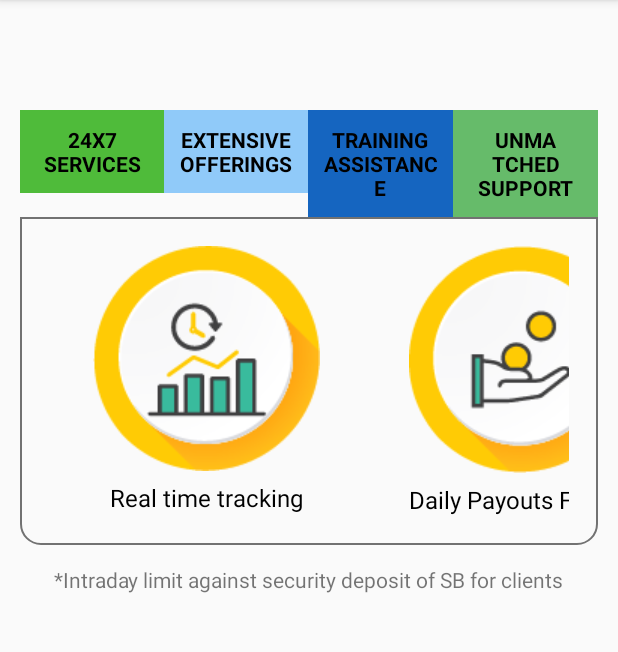
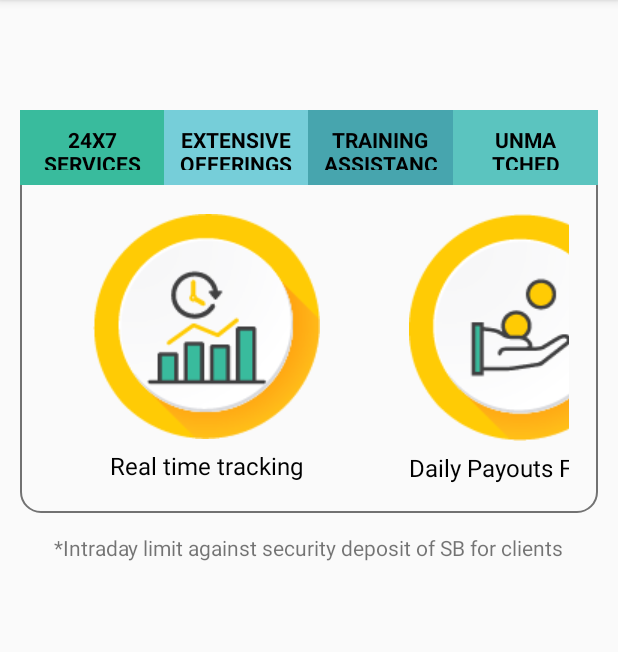
Before and after one commit to vaibhav1601/digiTabB2c, an Android app: the fragment WeGotYourBackFragment shown on its own in the app's theme, on a phone screen of 412 x 824 dp, the part 84-736 px from its top. Run offline under Robolectric (Android 15) with nearby library versions, the phone set to English and light mode, and no system bars; our stand-ins replace sdp/ssp sizes; Roboto replaces fonts that are not available here.

Commit message:
1. Minor UI updates on we got your back slide

```diff
--- a/app/src/main/java/z_aksys/solutions/digiappequitybb/Fragment/WeGotYourBackFragment.java
+++ b/app/src/main/java/z_aksys/solutions/digiappequitybb/Fragment/WeGotYourBackFragment.java
@@ -9,6 +9,7 @@ import android.support.v7.widget.RecyclerView;
 import android.view.LayoutInflater;
 import android.view.View;
 import android.view.ViewGroup;
+import android.widget.ImageView;
 import android.widget.TextView;
 
 import org.w3c.dom.Text;
@@ -24,6 +25,7 @@ import z_aksys.solutions.digiappequitybb.model.WeHaveGotYourBackFeature;
 public class WeGotYourBackFragment extends Fragment implements View.OnClickListener {
 
     private RecyclerView rvFeatureList;
+    private ImageView tabIcon24x7Services, tabIconExtensiveOffering, tabIconTrainingAssistance, tabIconUnmatchedSupport;
     private int mSelectedCategory;
 
     private ArrayList<WeHaveGotYourBackFeature> features;
@@ -78,13 +80,26 @@ public class WeGotYourBackFragment extends Fragment implements View.OnClickListe
         tvTrainingAssistance= view.findViewById(R.id.tb_training_assistance);
         tvUnmatchedSupport= view.findViewById(R.id.tb_unmatched_support);
 
+        tabIcon24x7Services= view.findViewById(R.id.tabIcon_24x7_services);
+        tabIconExtensiveOffering= view.findViewById(R.id.tabIcon_extensive_offerings);
+        tabIconTrainingAssistance= view.findViewById(R.id.tabIcon_training_assistance);
+        tabIconUnmatchedSupport= view.findViewById(R.id.tabIcon_unmatched_support);
+
         tv24x7Services.setOnClickListener(this);
         tvExtensiveOffering.setOnClickListener(this);
         tvTrainingAssistance.setOnClickListener(this);
         tvUnmatchedSupport.setOnClickListener(this);
 
         rvFeatureList= view.findViewById(R.id.rv_feature_list);
-        rvFeatureList.setLayoutManager(new LinearLayoutManager(getActivity(), LinearLayoutManager.HORIZONTAL, false));
+
+        LinearLayoutManager linearLayoutManager = new LinearLayoutManager(getActivity(), LinearLayoutManager.HORIZONTAL, false) {
+            @Override
+            public boolean canScrollHorizontally() {
+                return false;
+            }
+        };
+
+        rvFeatureList.setLayoutManager(linearLayoutManager);
 
         navigationPanel= view.findViewById(R.id.navigation_panel);
         vDot1= view.findViewById(R.id.nav_dot1);
@@ -96,24 +111,33 @@ public class WeGotYourBackFragment extends Fragment implements View.OnClickListe
         mWeHaveGotYourBackFeatureListAdapter= new WeHaveGotYourBackFeatureListAdapter(getActivity(), features, 0, 0);
         rvFeatureList.setAdapter(mWeHaveGotYourBackFeatureListAdapter);
 
+        tv24x7Services.performLongClick();
+
         return view;
     }
 
     @Override
     public void onClick(View v) {
+
         switch (v.getId()){
             case R.id.tb_24x7_services:
                 mWeHaveGotYourBackFeatureListAdapter.updateSelection(0,0);
+                markAllTabUnSelectedOnUI();
+                tabIcon24x7Services.setVisibility(View.VISIBLE);
                 mSelectedCategory=0;
                 navigationPanel.setVisibility(View.GONE);
                 break;
             case R.id.tb_extensive_offerings:
                 mWeHaveGotYourBackFeatureListAdapter.updateSelection(1,0);
+                markAllTabUnSelectedOnUI();
+                tabIconExtensiveOffering.setVisibility(View.VISIBLE);
                 mSelectedCategory=1;
                 navigationPanel.setVisibility(View.GONE);
                 break;
             case R.id.tb_training_assistance:
                 mWeHaveGotYourBackFeatureListAdapter.updateSelection(2,0);
+                markAllTabUnSelectedOnUI();
+                tabIconTrainingAssistance.setVisibility(View.VISIBLE);
                 vDot1.setBackground(getActivity().getResources().getDrawable(R.drawable.navigation_dot_selected));
                 vDot2.setBackground(getActivity().getResources().getDrawable(R.drawable.navigation_dot));
                 mSelectedCategory=2;
@@ -121,6 +145,8 @@ public class WeGotYourBackFragment extends Fragment implements View.OnClickListe
                 break;
             case R.id.tb_unmatched_support:
                 mWeHaveGotYourBackFeatureListAdapter.updateSelection(3,0);
+                markAllTabUnSelectedOnUI();
+                tabIconUnmatchedSupport.setVisibility(View.VISIBLE);
                 vDot1.setBackground(getActivity().getResources().getDrawable(R.drawable.navigation_dot_selected));
                 vDot2.setBackground(getActivity().getResources().getDrawable(R.drawable.navigation_dot));
                 mSelectedCategory= 3;
@@ -140,4 +166,11 @@ public class WeGotYourBackFragment extends Fragment implements View.OnClickListe
                     break;
         }
     }
+
+    private void markAllTabUnSelectedOnUI(){
+        tabIcon24x7Services.setVisibility(View.GONE);
+        tabIconExtensiveOffering.setVisibility(View.GONE);
+        tabIconTrainingAssistance.setVisibility(View.GONE);
+        tabIconUnmatchedSupport.setVisibility(View.GONE);
+    }
 }
--- /dev/null
+++ b/app/src/main/res/drawable/ic_green_dropdown.xml
@@ -0,0 +1,5 @@
+<vector android:height="48dp" android:tint="#58FFD8"
+    android:viewportHeight="24.0" android:viewportWidth="24.0"
+    android:width="48dp" xmlns:android="http://schemas.android.com/apk/res/android">
+    <path android:fillColor="#FF000000" android:pathData="M7,10l5,5 5,-5z"/>
+</vector>
--- a/app/src/main/res/layout/activity_pitch.xml
+++ b/app/src/main/res/layout/activity_pitch.xml
@@ -30,7 +30,7 @@
         android:gravity="center"
         android:layout_marginTop="10dp"
         android:textAllCaps="true"
-        android:textColor="@color/black"
+        android:textColor="@color/slide_title_color"
         style="@style/custom_font_montserrat_black"
         android:textSize="26sp"
         android:textStyle="bold" />
--- a/app/src/main/res/layout/fragment_we_got_your_back.xml
+++ b/app/src/main/res/layout/fragment_we_got_your_back.xml
@@ -2,99 +2,162 @@
 <LinearLayout xmlns:android="http://schemas.android.com/apk/res/android"
     android:layout_width="match_parent"
     android:layout_height="match_parent"
+    android:gravity="center_horizontal"
     android:orientation="vertical"
-    android:gravity="center_horizontal"
     android:padding="@dimen/_10sdp">
+
+    <LinearLayout
+        android:layout_marginTop="60dp"
+        android:orientation="vertical"
+        android:layout_width="match_parent"
+        android:layout_height="wrap_content"
+        android:background="@drawable/we_got_your_back_content_rouded_borders">
 
         <LinearLayout
             android:layout_width="match_parent"
             android:layout_height="wrap_content"
-        android:layout_marginTop="60dp"
             >
+
+            <LinearLayout
+                android:layout_width="0dp"
+                android:layout_height="wrap_content"
+                android:layout_weight="1"
+                android:gravity="center"
+                android:orientation="vertical">
 
                 <TextView
                     android:id="@+id/tb_24x7_services"
+                    style="@style/we_have_got_your_back_tab"
+                    android:layout_width="match_parent"
+                    android:layout_height="50dp"
+                    android:background="#39bb9d "
+                    android:text="24X7 SERVICES" />
+
+                <ImageView
+                    android:visibility="gone"
+                    android:id="@+id/tabIcon_24x7_services"
+                    android:layout_width="wrap_content"
+                    android:layout_height="wrap_content"
+                    android:src="@drawable/ic_green_dropdown" />
+            </LinearLayout>
+
+
+            <LinearLayout
                 android:layout_width="0dp"
                 android:layout_height="wrap_content"
                 android:layout_weight="1"
-            android:background="@color/nav_green_color"
-            style="@style/we_have_got_your_back_tab"
-            android:text="24X7 SERVICES" />
+                android:gravity="center"
+                android:orientation="vertical">
 
                 <TextView
                     android:id="@+id/tb_extensive_offerings"
+                    style="@style/we_have_got_your_back_tab"
+                    android:layout_width="match_parent"
+                    android:layout_height="50dp"
+                    android:background="#76ced9"
+                    android:text="EXTENSIVE OFFERINGS" />
+
+                <ImageView
+                    android:visibility="gone"
+                    android:id="@+id/tabIcon_extensive_offerings"
+                    android:layout_width="wrap_content"
+                    android:layout_height="wrap_content"
+                    android:src="@drawable/ic_green_dropdown" />
+            </LinearLayout>
+
+
+            <LinearLayout
                 android:layout_width="0dp"
                 android:layout_height="wrap_content"
                 android:layout_weight="1"
-            android:background="@color/blue_200"
-            style="@style/we_have_got_your_back_tab"
-            android:text="EXTENSIVE OFFERINGS" />
+                android:gravity="center"
+                android:orientation="vertical">
 
                 <TextView
                     android:id="@+id/tb_training_assistance"
+                    style="@style/we_have_got_your_back_tab"
+                    android:layout_width="match_parent"
+                    android:layout_height="50dp"
+                    android:background="#47a5ae"
+                    android:text="TRAINING ASSISTANCE" />
+
+                <ImageView
+                    android:visibility="gone"
+                    android:id="@+id/tabIcon_training_assistance"
+                    android:layout_width="wrap_content"
+                    android:layout_height="wrap_content"
+                    android:src="@drawable/ic_green_dropdown" />
+            </LinearLayout>
+
+            <LinearLayout
                 android:layout_width="0dp"
                 android:layout_height="wrap_content"
                 android:layout_weight="1"
-            android:background="@color/blue_800"
-            style="@style/we_have_got_your_back_tab"
-            android:text="TRAINING ASSISTANCE" />
+                android:gravity="center"
+                android:orientation="vertical">
 
                 <TextView
                     android:id="@+id/tb_unmatched_support"
-            android:layout_width="0dp"
+                    style="@style/we_have_got_your_back_tab"
+                    android:layout_width="match_parent"
+                    android:layout_height="50dp"
+                    android:background="#5bc4bf"
+                    android:text="UNMATCHED SUPPORT" />
+
+                <ImageView
+                    android:visibility="gone"
+                    android:id="@+id/tabIcon_unmatched_support"
+                    android:layout_width="wrap_content"
                     android:layout_height="wrap_content"
-            android:layout_weight="1"
-            android:background="@color/green_400"
-            style="@style/we_have_got_your_back_tab"
-            android:text="UNMATCHED SUPPORT" />
+                    android:src="@drawable/ic_green_dropdown" />
+            </LinearLayout>
 
         </LinearLayout>
 
         <RelativeLayout
-        android:background="@drawable/we_got_your_back_content_rouded_borders"
             android:layout_width="match_parent"
-        android:padding="@dimen/_15sdp"
+            android:layout_height="wrap_content"
+
             android:gravity="center"
-        android:layout_height="wrap_content"
-        >
+            android:padding="@dimen/_15sdp">
 
             <android.support.v7.widget.RecyclerView
                 android:id="@+id/rv_feature_list"
-            android:layout_centerHorizontal="true"
                 android:layout_width="wrap_content"
                 android:layout_height="wrap_content"
-            />
+                android:layout_centerHorizontal="true" />
 
             <LinearLayout
-            android:visibility="gone"
-            android:layout_centerHorizontal="true"
-            android:layout_below="@id/rv_feature_list"
-            android:layout_marginTop="20dp"
                 android:id="@+id/navigation_panel"
                 android:layout_width="wrap_content"
                 android:layout_height="wrap_content"
-            android:orientation="horizontal">
+                android:layout_below="@id/rv_feature_list"
+                android:layout_centerHorizontal="true"
+                android:layout_marginTop="20dp"
+                android:orientation="horizontal"
+                android:visibility="gone">
 
                 <View
-                android:background="@drawable/navigation_dot_selected"
                     android:id="@+id/nav_dot1"
                     android:layout_width="25dp"
                     android:layout_height="25dp"
-                android:layout_marginRight="10dp" />
+                    android:layout_marginRight="10dp"
+                    android:background="@drawable/navigation_dot_selected" />
 
                 <View
-                android:background="@drawable/navigation_dot"
                     android:id="@+id/nav_dot2"
                     android:layout_width="25dp"
-                android:layout_height="25dp" />
+                    android:layout_height="25dp"
+                    android:background="@drawable/navigation_dot" />
 
             </LinearLayout>
         </RelativeLayout>
+    </LinearLayout>
 
     <TextView
-        android:text="*Intraday limit against security deposit of SB for clients"
+        android:layout_width="wrap_content"
+        android:layout_height="wrap_content"
         android:layout_marginTop="@dimen/_10sdp"
-        android:layout_width="wrap_content"
-        android:layout_height="wrap_content" />
+        android:text="*Intraday limit against security deposit of SB for clients" />
 
 </LinearLayout>
--- a/app/src/main/res/values/colors.xml
+++ b/app/src/main/res/values/colors.xml
@@ -213,7 +213,7 @@
 
     <color name="color_email_status_verified">#65f08d</color>
 
-    <color name="color_bluish_green">#4CAF50</color>
+    <color name="color_bluish_green">#0DB14B</color>
     <color name="divider_color">#F0F0F0</color>
     <color name="pressed_color">#E7E7E7</color>
 
@@ -284,4 +284,6 @@
     <color name="mpin_forgot_mpin">#bababa</color>
 
     <color name="nav_green_color">#4fbb3a</color>
+
+    <color name="slide_title_color">#005395</color>
 </resources>
```
Lines whose indentation alone changed are shown as unchanged.
